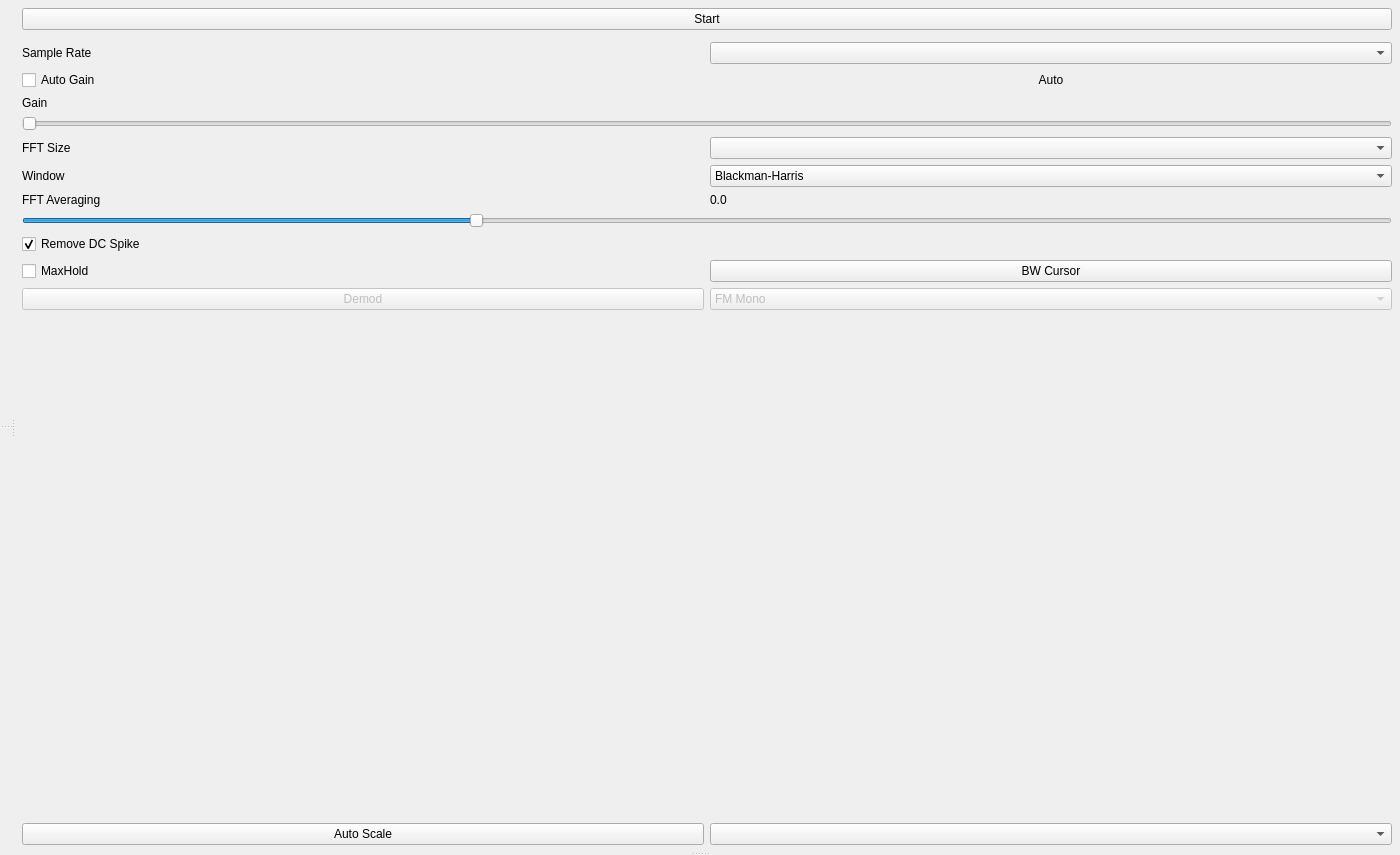
sfestenstein/RadioWizard, file src/RadioWizardMain/MainWindow.ui: the form before one commit.
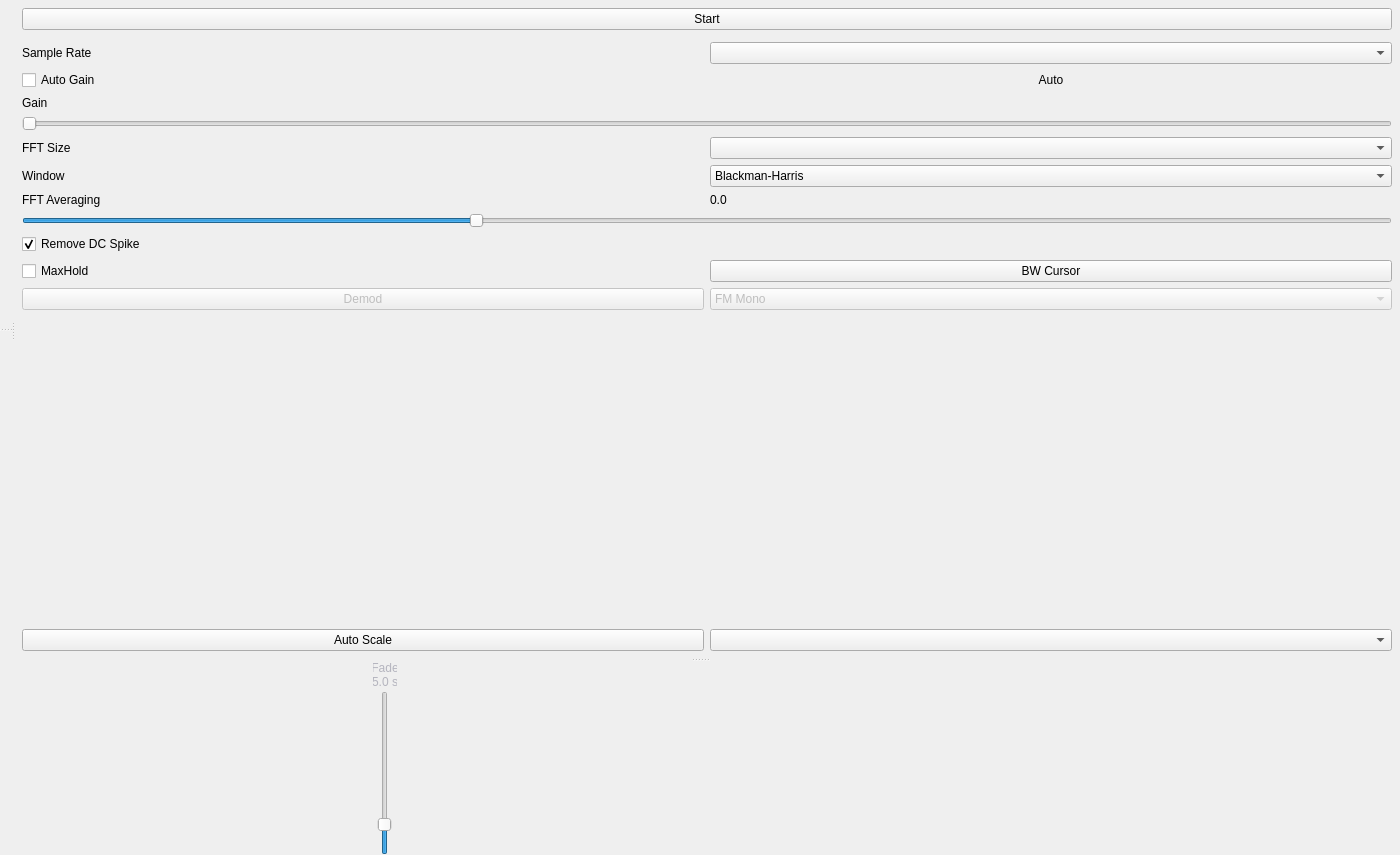
The form after the commit. Custom widgets are drawn as their Qt base class.

Commit message: Fixing channel filter, adding fade control to constellation widget.

```diff
--- a/src/RadioWizardMain/MainWindow.ui
+++ b/src/RadioWizardMain/MainWindow.ui
@@ -355,7 +355,84 @@
          <number>0</number>
         </property>
         <item>
-         <widget class="RealTimeGraphs::ConstellationWidget" name="_constellationWidget" native="true"/>
+         <widget class="QWidget" name="_constellationContainer" native="true">
+          <layout class="QHBoxLayout" name="_constellationContainerLayout" stretch="1,0">
+           <property name="leftMargin">
+            <number>0</number>
+           </property>
+           <property name="topMargin">
+            <number>0</number>
+           </property>
+           <property name="rightMargin">
+            <number>0</number>
+           </property>
+           <property name="bottomMargin">
+            <number>0</number>
+           </property>
+           <property name="spacing">
+            <number>2</number>
+           </property>
+           <item>
+            <widget class="RealTimeGraphs::ConstellationWidget" name="_constellationWidget" native="true"/>
+           </item>
+           <item>
+            <layout class="QVBoxLayout" name="_constellationFadeLayout">
+             <item>
+              <widget class="QLabel" name="_constellationFadeLabel">
+               <property name="text">
+                <string>Fade
+5.0 s</string>
+               </property>
+               <property name="alignment">
+                <set>Qt::AlignmentFlag::AlignCenter</set>
+               </property>
+               <property name="styleSheet">
+                <string notr="true">QLabel { color: #B4B4BE; font-size: 9pt; }</string>
+               </property>
+               <property name="minimumSize">
+                <size>
+                 <width>24</width>
+                 <height>0</height>
+                </size>
+               </property>
+               <property name="maximumSize">
+                <size>
+                 <width>24</width>
+                 <height>16777215</height>
+                </size>
+               </property>
+              </widget>
+             </item>
+             <item>
+              <widget class="QSlider" name="_constellationFadeSlider">
+               <property name="minimum">
+                <number>5</number>
+               </property>
+               <property name="maximum">
+                <number>300</number>
+               </property>
+               <property name="value">
+                <number>50</number>
+               </property>
+               <property name="orientation">
+                <enum>Qt::Orientation::Vertical</enum>
+               </property>
+               <property name="toolTip">
+                <string>Persistence fade time
+0.5 s (bottom) – 30 s (top)</string>
+               </property>
+               <property name="minimumSize">
+                <size>
+                 <width>24</width>
+                 <height>0</height>
+                </size>
+               </property>
+              </widget>
+             </item>
+            </layout>
+           </item>
+          </layout>
+         </widget>
         </item>
         <item>
          <widget class="RealTimeGraphs::SpectrumWidget" name="_detailedSpectrumWidget" native="true"/>
```
The commit also changes 2 other files.
